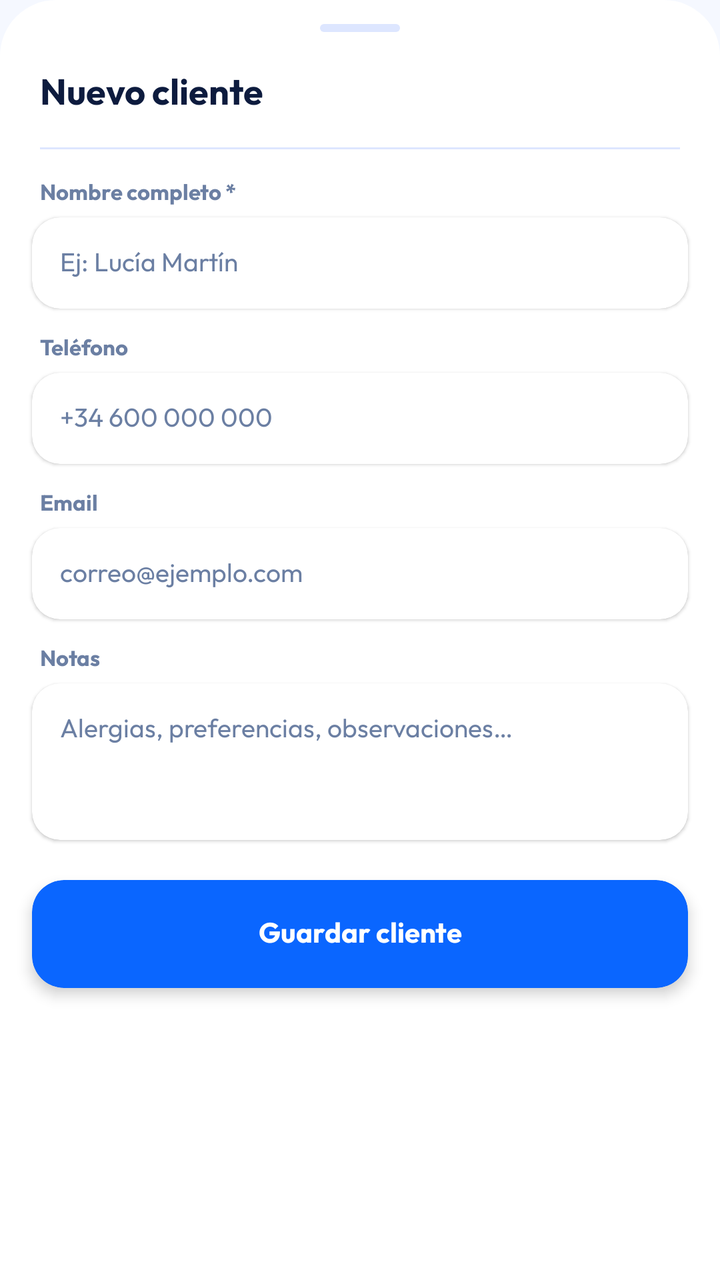
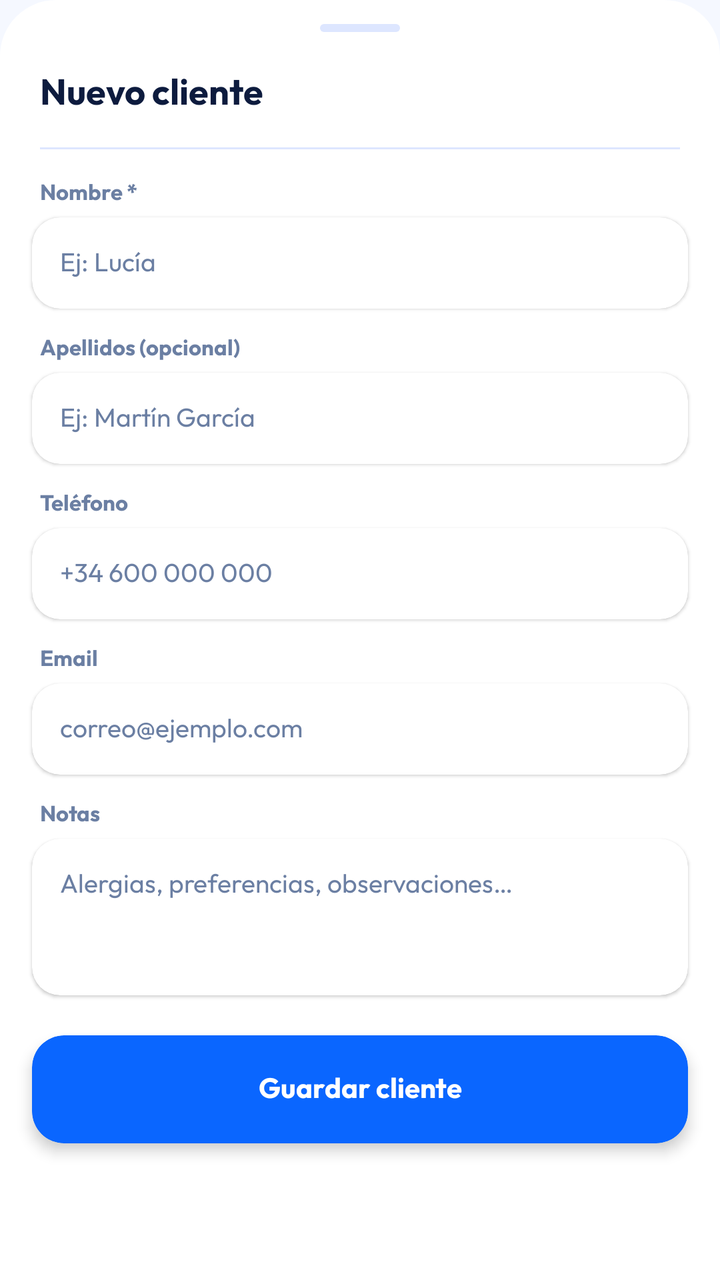

Screens rendered from an Android XML layout before and after an edit, with the pre-edit source and the edit as a unified diff.
<!-- AndroidManifest.xml: application theme Theme.KauNatureApplication -->
<!-- res/layout/sheet_nuevo_cliente.xml -->
<?xml version="1.0" encoding="utf-8"?>
<LinearLayout
    xmlns:android="http://schemas.android.com/apk/res/android"
    xmlns:app="http://schemas.android.com/apk/res-auto"
    android:layout_width="match_parent"
    android:layout_height="wrap_content"
    android:orientation="vertical"
    android:background="@drawable/shape_sheet_bg">

    
    <View
        android:layout_width="40dp"
        android:layout_height="4dp"
        android:layout_gravity="center_horizontal"
        android:layout_marginTop="12dp"
        android:layout_marginBottom="4dp"
        android:background="@drawable/shape_handle"/>

    
    <TextView
        android:layout_width="wrap_content"
        android:layout_height="wrap_content"
        android:text="Nuevo cliente"
        android:textSize="18sp"
        android:textColor="@color/text_primary"
        android:fontFamily="@font/outfit_bold"
        android:paddingStart="20dp"
        android:paddingEnd="20dp"
        android:paddingTop="14dp"
        android:paddingBottom="14dp"/>

    <View
        android:layout_width="match_parent"
        android:layout_height="1dp"
        android:background="@color/border"
        android:layout_marginStart="20dp"
        android:layout_marginEnd="20dp"
        android:layout_marginBottom="14dp"/>

    
    <TextView
        android:layout_width="wrap_content"
        android:layout_height="wrap_content"
        android:text="Nombre completo *"
        android:textSize="11sp"
        android:textColor="@color/text_muted"
        android:fontFamily="@font/outfit_bold"
        android:paddingStart="20dp"
        android:paddingBottom="4dp"/>

    <androidx.cardview.widget.CardView
        android:layout_width="match_parent"
        android:layout_height="wrap_content"
        android:layout_marginStart="16dp"
        android:layout_marginEnd="16dp"
        android:layout_marginBottom="12dp"
        app:cardCornerRadius="14dp"
        app:cardElevation="1dp"
        app:cardBackgroundColor="@color/white">

        <EditText
            android:id="@+id/etNuevoNombre"
            android:layout_width="match_parent"
            android:layout_height="wrap_content"
            android:hint="Ej: Lucía Martín"
            android:textSize="13sp"
            android:textColor="@color/text_primary"
            android:textColorHint="@color/text_muted"
            android:fontFamily="@font/outfit_regular"
            android:background="@null"
            android:padding="14dp"
            android:inputType="textPersonName"
            android:maxLines="1"/>

    </androidx.cardview.widget.CardView>

    
    <TextView
        android:layout_width="wrap_content"
        android:layout_height="wrap_content"
        android:text="Teléfono"
        android:textSize="11sp"
        android:textColor="@color/text_muted"
        android:fontFamily="@font/outfit_bold"
        android:paddingStart="20dp"
        android:paddingBottom="4dp"/>

    <androidx.cardview.widget.CardView
        android:layout_width="match_parent"
        android:layout_height="wrap_content"
        android:layout_marginStart="16dp"
        android:layout_marginEnd="16dp"
        android:layout_marginBottom="12dp"
        app:cardCornerRadius="14dp"
        app:cardElevation="1dp"
        app:cardBackgroundColor="@color/white">

        <EditText
            android:id="@+id/etNuevoTelefono"
            android:layout_width="match_parent"
            android:layout_height="wrap_content"
            android:hint="+34 600 000 000"
            android:textSize="13sp"
            android:textColor="@color/text_primary"
            android:textColorHint="@color/text_muted"
            android:fontFamily="@font/outfit_regular"
            android:background="@null"
            android:padding="14dp"
            android:inputType="phone"
            android:maxLines="1"/>

    </androidx.cardview.widget.CardView>

    
    <TextView
        android:layout_width="wrap_content"
        android:layout_height="wrap_content"
        android:text="Email"
        android:textSize="11sp"
        android:textColor="@color/text_muted"
        android:fontFamily="@font/outfit_bold"
        android:paddingStart="20dp"
        android:paddingBottom="4dp"/>

    <androidx.cardview.widget.CardView
        android:layout_width="match_parent"
        android:layout_height="wrap_content"
        android:layout_marginStart="16dp"
        android:layout_marginEnd="16dp"
        android:layout_marginBottom="12dp"
        app:cardCornerRadius="14dp"
        app:cardElevation="1dp"
        app:cardBackgroundColor="@color/white">

        <EditText
            android:id="@+id/etNuevoEmail"
            android:layout_width="match_parent"
            android:layout_height="wrap_content"
            android:hint="correo@ejemplo.com"
            android:textSize="13sp"
            android:textColor="@color/text_primary"
            android:textColorHint="@color/text_muted"
            android:fontFamily="@font/outfit_regular"
            android:background="@null"
            android:padding="14dp"
            android:inputType="textEmailAddress"
            android:maxLines="1"/>

    </androidx.cardview.widget.CardView>

    
    <TextView
        android:layout_width="wrap_content"
        android:layout_height="wrap_content"
        android:text="Notas"
        android:textSize="11sp"
        android:textColor="@color/text_muted"
        android:fontFamily="@font/outfit_bold"
        android:paddingStart="20dp"
        android:paddingBottom="4dp"/>

    <androidx.cardview.widget.CardView
        android:layout_width="match_parent"
        android:layout_height="wrap_content"
        android:layout_marginStart="16dp"
        android:layout_marginEnd="16dp"
        android:layout_marginBottom="20dp"
        app:cardCornerRadius="14dp"
        app:cardElevation="1dp"
        app:cardBackgroundColor="@color/white">

        <EditText
            android:id="@+id/etNuevoNotas"
            android:layout_width="match_parent"
            android:layout_height="wrap_content"
            android:hint="Alergias, preferencias, observaciones…"
            android:textSize="13sp"
            android:textColor="@color/text_primary"
            android:textColorHint="@color/text_muted"
            android:fontFamily="@font/outfit_regular"
            android:background="@null"
            android:padding="14dp"
            android:inputType="textMultiLine"
            android:minLines="3"
            android:maxLines="5"
            android:gravity="top"/>

    </androidx.cardview.widget.CardView>

    
    <androidx.cardview.widget.CardView
        android:id="@+id/btnGuardarCliente"
        android:layout_width="match_parent"
        android:layout_height="54dp"
        android:layout_marginStart="16dp"
        android:layout_marginEnd="16dp"
        android:layout_marginBottom="24dp"
        app:cardCornerRadius="16dp"
        app:cardElevation="4dp"
        app:cardBackgroundColor="@color/accent_blue">

        <TextView
            android:layout_width="match_parent"
            android:layout_height="match_parent"
            android:text="Guardar cliente"
            android:textSize="14sp"
            android:textColor="@color/white"
            android:fontFamily="@font/outfit_bold"
            android:gravity="center"/>

    </androidx.cardview.widget.CardView>

</LinearLayout>
<!-- resources referenced by this layout -->
<resources>
  <color name="accent_blue">#0A66FF</color>
  <color name="border">#DDE6FF</color>
  <color name="text_muted">#6B7FA3</color>
  <color name="text_primary">#0D1B3E</color>
  <color name="white">#FFFFFF</color>
  <!-- drawable shape_handle (drawable) -->
  <?xml version="1.0" encoding="utf-8"?>
  <shape xmlns:android="http://schemas.android.com/apk/res/android"
      android:shape="rectangle">
      <solid android:color="#DDE6FF"/>
      <corners android:radius="99dp"/>
  </shape>
  <!-- drawable shape_sheet_bg (drawable) -->
  <?xml version="1.0" encoding="utf-8"?>
  <shape xmlns:android="http://schemas.android.com/apk/res/android"
      android:shape="rectangle">
      <solid android:color="#FFFFFF"/>
      <corners
          android:topLeftRadius="28dp"
          android:topRightRadius="28dp"/>
  </shape>
  <style name="Theme.KauNatureApplication" parent="Theme.MaterialComponents.DayNight.NoActionBar">
          <item name="colorPrimary">@color/accent_blue</item>
          <item name="colorPrimaryVariant">@color/accent_blue_light</item>
          <item name="colorOnPrimary">@color/white</item>
          
          <item name="android:colorBackground">@color/bg_main</item>
          <item name="colorSurface">@color/white</item>
          <item name="colorSurfaceVariant">@color/blue_pale2</item>
          <item name="colorOnSurface">@color/text_primary</item>
          <item name="colorOnSurfaceVariant">@color/text_muted</item>
          
          <item name="android:statusBarColor">@color/white</item>
          <item name="android:navigationBarColor">@color/white</item>
          <item name="android:windowLightStatusBar">true</item>
      </style>
  <color name="accent_blue_light">#3D85FF</color>
  <color name="bg_main">#F5F8FF</color>
  <color name="blue_pale2">#F0F5FF</color>
</resources>

<!-- the commit's change to res/layout/sheet_nuevo_cliente.xml (unified diff, before → after) -->
@@ -41,7 +41,7 @@
     <TextView
         android:layout_width="wrap_content"
         android:layout_height="wrap_content"
-        android:text="Nombre completo *"
+        android:text="Nombre *"
         android:textSize="11sp"
         android:textColor="@color/text_muted"
         android:fontFamily="@font/outfit_bold"
@@ -62,7 +62,44 @@
             android:id="@+id/etNuevoNombre"
             android:layout_width="match_parent"
             android:layout_height="wrap_content"
-            android:hint="Ej: Lucía Martín"
+            android:hint="Ej: Lucía"
+            android:textSize="13sp"
+            android:textColor="@color/text_primary"
+            android:textColorHint="@color/text_muted"
+            android:fontFamily="@font/outfit_regular"
+            android:background="@null"
+            android:padding="14dp"
+            android:inputType="textPersonName"
+            android:maxLines="1"/>
+
+    </androidx.cardview.widget.CardView>
+
+    
+    <TextView
+        android:layout_width="wrap_content"
+        android:layout_height="wrap_content"
+        android:text="Apellidos (opcional)"
+        android:textSize="11sp"
+        android:textColor="@color/text_muted"
+        android:fontFamily="@font/outfit_bold"
+        android:paddingStart="20dp"
+        android:paddingBottom="4dp"/>
+
+    <androidx.cardview.widget.CardView
+        android:layout_width="match_parent"
+        android:layout_height="wrap_content"
+        android:layout_marginStart="16dp"
+        android:layout_marginEnd="16dp"
+        android:layout_marginBottom="12dp"
+        app:cardCornerRadius="14dp"
+        app:cardElevation="1dp"
+        app:cardBackgroundColor="@color/white">
+
+        <EditText
+            android:id="@+id/etNuevoApellidos"
+            android:layout_width="match_parent"
+            android:layout_height="wrap_content"
+            android:hint="Ej: Martín García"
             android:textSize="13sp"
             android:textColor="@color/text_primary"
             android:textColorHint="@color/text_muted"
